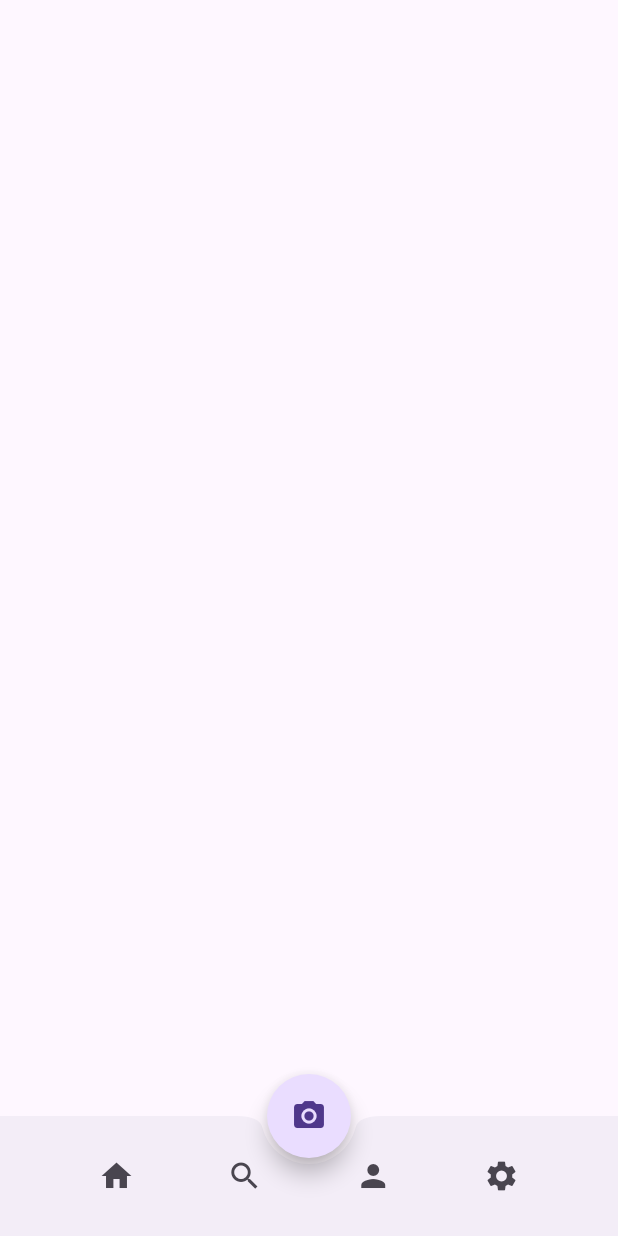
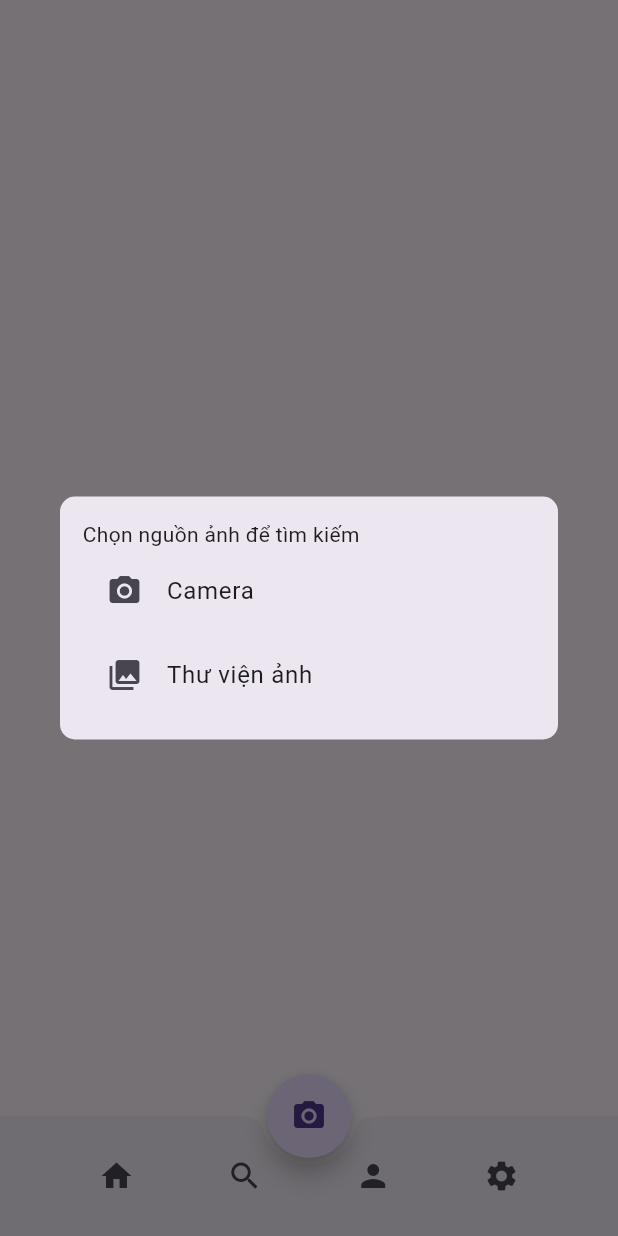
Before and after one commit to khangklj/drug_app, a Flutter app: the screen it shows after launch, after a tap on the "camera alt" icon, on a phone screen of 412 x 824 dp. Run offline on Flutter 3.47's test engine with Material 3 defaults, Android fonts, the phone set to English and light mode, and no system bars; our stand-ins replace flutter_dotenv, image_picker, logger, pocketbase, shared_preferences.

Commit message:
Add screen and widgets for homepage

```diff
--- a/lib/main.dart
+++ b/lib/main.dart
@@ -1,4 +1,4 @@
-import 'package:drug_app/ui/homepage.dart';
+import 'package:drug_app/ui/homepage_screen.dart';
 import 'package:flutter/material.dart';
 import 'package:flutter_dotenv/flutter_dotenv.dart';
 
@@ -17,7 +17,7 @@ class MyApp extends StatelessWidget {
       theme: ThemeData(
         colorScheme: ColorScheme.fromSeed(seedColor: Colors.deepPurple),
       ),
-      home: const HomePage(),
+      home: const HomePageScreen(),
     );
   }
 }
--- /dev/null
+++ b/lib/ui/components/camera_floating_button.dart
@@ -0,0 +1,73 @@
+import 'dart:io';
+
+import 'package:flutter/material.dart';
+import 'package:image_picker/image_picker.dart';
+
+class CameraFloatingButton extends StatelessWidget {
+  const CameraFloatingButton({super.key});
+
+  @override
+  Widget build(BuildContext context) {
+    File? file;
+    final imagePicker = ImagePicker();
+
+    void pickImage(ImageSource source) async {
+      final pickedFile = await imagePicker.pickImage(source: source);
+
+      if (pickedFile != null) {
+        file = File(pickedFile.path);
+        print(file);
+      }
+    }
+
+    void showSourceSelectionDialog() {
+      showDialog(
+        context: context,
+        builder: (BuildContext context) {
+          return SafeArea(
+            child: Container(
+              padding: EdgeInsets.all(0),
+              child: Dialog(
+                shape: RoundedRectangleBorder(
+                  borderRadius: BorderRadius.all(Radius.circular(10)),
+                ),
+                child: Container(
+                  padding: EdgeInsets.all(15),
+                  child: Wrap(
+                    children: [
+                      Text('Chọn nguồn ảnh để tìm kiếm'),
+                      ListTile(
+                        leading: const Icon(Icons.camera_alt),
+                        title: const Text('Camera'),
+                        onTap: () {
+                          pickImage(ImageSource.camera);
+                          Navigator.pop(context);
+                        },
+                      ),
+                      ListTile(
+                        leading: const Icon(Icons.photo_library),
+                        title: const Text('Thư viện ảnh'),
+                        onTap: () {
+                          pickImage(ImageSource.gallery);
+                          Navigator.pop(context);
+                        },
+                      ),
+                    ],
+                  ),
+                ),
+              ),
+            ),
+          );
+        },
+      );
+    }
+
+    return FloatingActionButton(
+      shape: const CircleBorder(),
+      child: Icon(Icons.camera_alt),
+      onPressed: () {
+        showSourceSelectionDialog();
+      },
+    );
+  }
+}
--- a/lib/ui/homepage.dart
+++ /dev/null
@@ -1,29 +0,0 @@
-import 'package:drug_app/ui/tabbar_widget.dart';
-import 'package:flutter/material.dart';
-
-class HomePage extends StatefulWidget {
-  const HomePage({super.key});
-
-  @override
-  State<HomePage> createState() => _HomePageState();
-}
-
-class _HomePageState extends State<HomePage> {
-  @override
-  Widget build(BuildContext context) {
-    return SafeArea(
-      child: MaterialApp(
-        home: Scaffold(
-          bottomNavigationBar: TabBarWidget(),
-          floatingActionButton: FloatingActionButton(
-            shape: const CircleBorder(),
-            child: Icon(Icons.camera_alt),
-            onPressed: () {},
-          ),
-          floatingActionButtonLocation:
-              FloatingActionButtonLocation.centerDocked,
-        ),
-      ),
-    );
-  }
-}
--- /dev/null
+++ b/lib/ui/homepage_screen.dart
@@ -0,0 +1,26 @@
+import 'package:drug_app/ui/components/camera_floating_button.dart';
+import 'package:drug_app/ui/components/tabbar_widget.dart';
+import 'package:flutter/material.dart';
+
+class HomePageScreen extends StatefulWidget {
+  const HomePageScreen({super.key});
+
+  @override
+  State<HomePageScreen> createState() => _HomePageScreenState();
+}
+
+class _HomePageScreenState extends State<HomePageScreen> {
+  @override
+  Widget build(BuildContext context) {
+    return SafeArea(
+      child: MaterialApp(
+        home: Scaffold(
+          bottomNavigationBar: TabBarWidget(),
+          floatingActionButton: CameraFloatingButton(),
+          floatingActionButtonLocation:
+              FloatingActionButtonLocation.centerDocked,
+        ),
+      ),
+    );
+  }
+}
```
Also changed, not shown: lib/ui/components/tabbar_widget.dart (renamed from lib/ui/tabbar_widget.dart).
